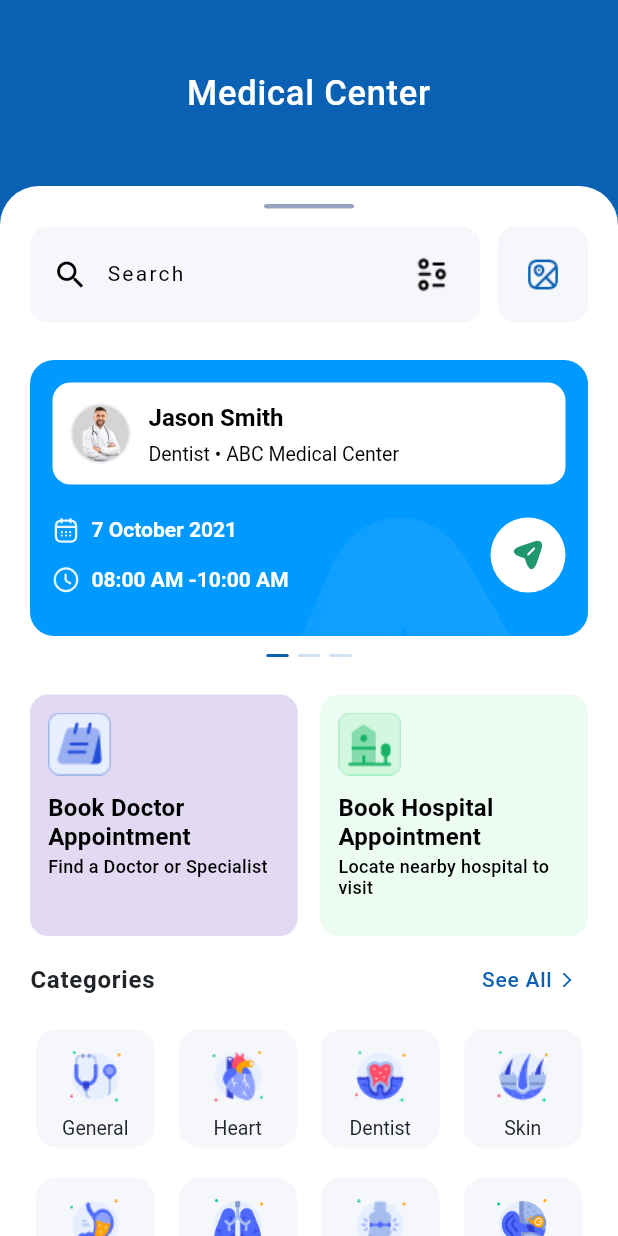
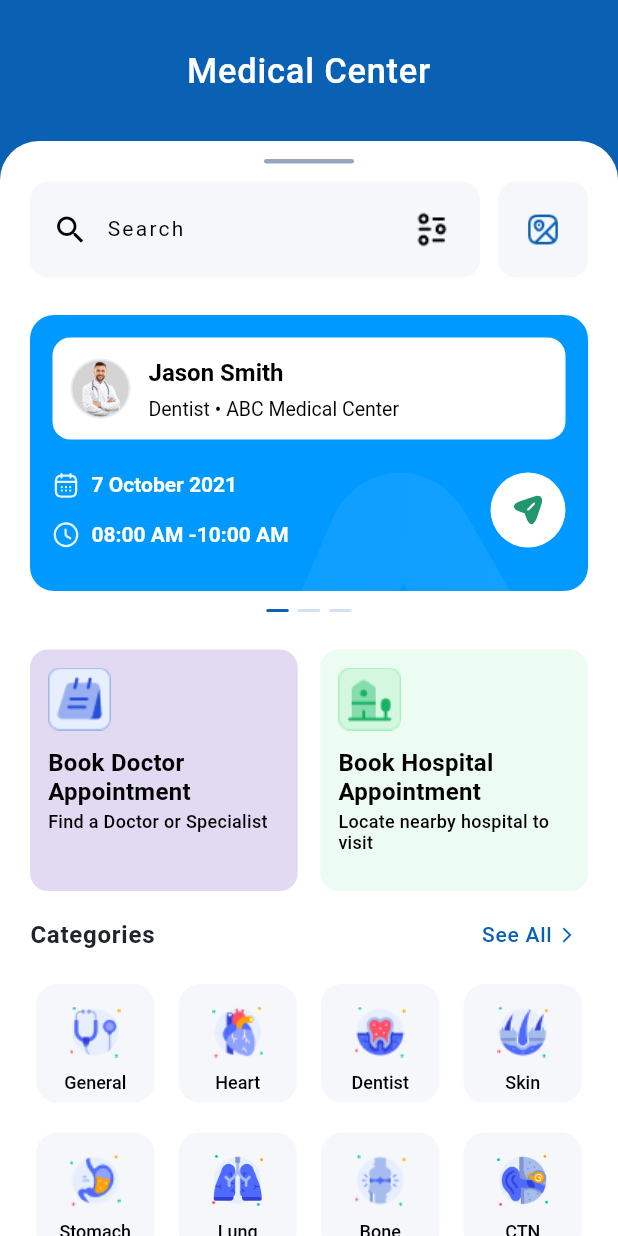
Before and after one commit to Teewhydot/paxform_project, a Flutter app: the screen it shows after launch, on a phone screen of 412 x 824 dp. Run offline on Flutter 3.47's test engine with Material 3 defaults, Android fonts, the phone set to English and light mode, and no system bars; our stand-ins replace flutter_svg; Roboto replaces fonts that are missing (Public Sans).

Commit message:
More UI optimizations

```diff
--- a/lib/features/medical_center/presentation/pages/medical_center_home_page.dart
+++ b/lib/features/medical_center/presentation/pages/medical_center_home_page.dart
@@ -243,7 +243,7 @@ class MedicalCenterHomePage extends StatelessWidget {
                         ],
                       ),
                     ),
-                    const SizedBox(height: AppSpacing.xxxl),
+                    const SizedBox(height: 50),
                   ],
                 ),
               ),
--- a/lib/features/medical_center/presentation/widgets/category_icon_widget.dart
+++ b/lib/features/medical_center/presentation/widgets/category_icon_widget.dart
@@ -38,12 +38,11 @@ class CategoryIconWidget extends StatelessWidget {
               Text(
                 label,
                 style: AppTypography.captionSmall.copyWith(
-                  color: AppColors.textPrimary,
-                  fontSize: 13,
+                  color: AppColors.black,
+                  fontSize: 12,
+                  fontWeight: FontWeight.w500,
                 ),
                 textAlign: TextAlign.center,
-                maxLines: 1,
-                overflow: TextOverflow.ellipsis,
               ),
             ],
           ),
--- a/lib/features/medical_center/presentation/widgets/doctor_card_widget.dart
+++ b/lib/features/medical_center/presentation/widgets/doctor_card_widget.dart
@@ -123,7 +123,7 @@ class DoctorCardWidget extends StatelessWidget {
                             Text(
                               '$reviewCount Reviews',
                               style: AppTypography.caption.copyWith(
-                                color: AppColors.textSecondary,
+                                color: AppColors.black,
                               ), // Figma: Regular, 13px, gray
                             ),
                           ],
--- a/lib/features/medical_center/presentation/widgets/header_widget.dart
+++ b/lib/features/medical_center/presentation/widgets/header_widget.dart
@@ -12,7 +12,7 @@ class HeaderWidget extends StatelessWidget {
       width: double.infinity,
       padding: const EdgeInsets.symmetric(
         horizontal: AppSpacing.screenHorizontal,
-        vertical: AppSpacing.xxxl + AppSpacing.lg,
+        vertical: AppSpacing.xxxl,
       ),
       decoration: const BoxDecoration(
         color: AppColors.primaryBlue,
```
